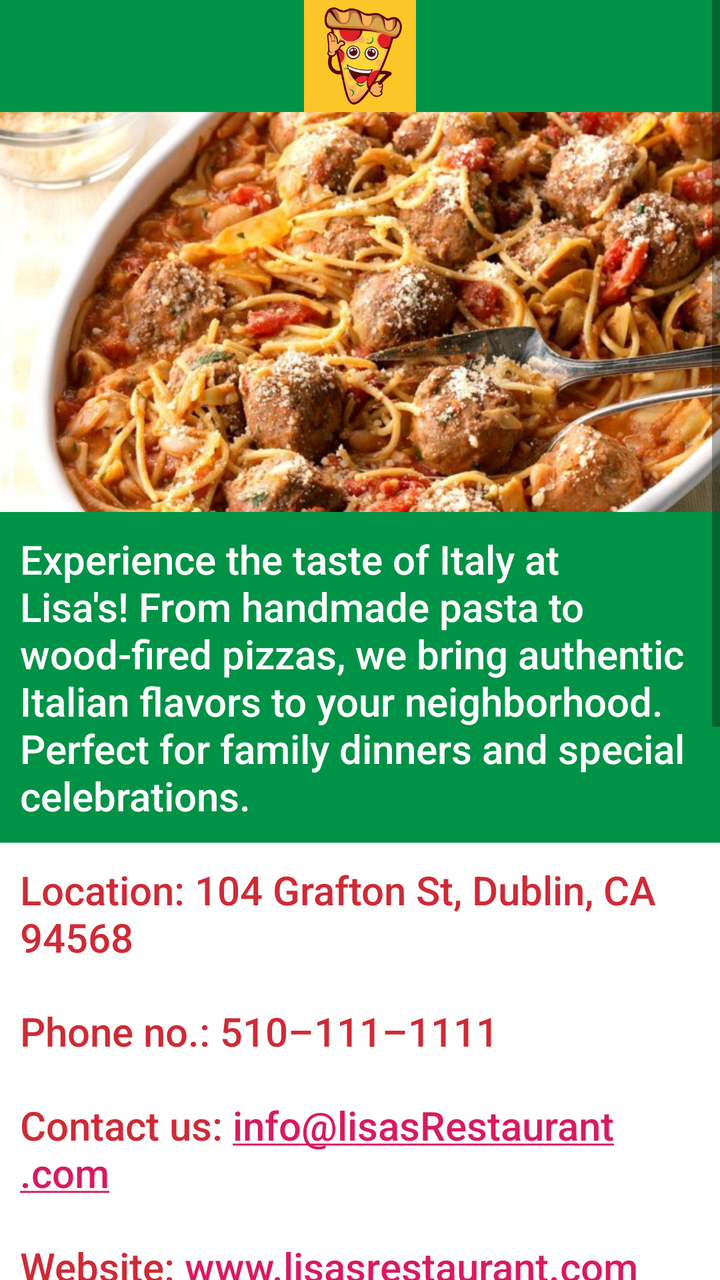
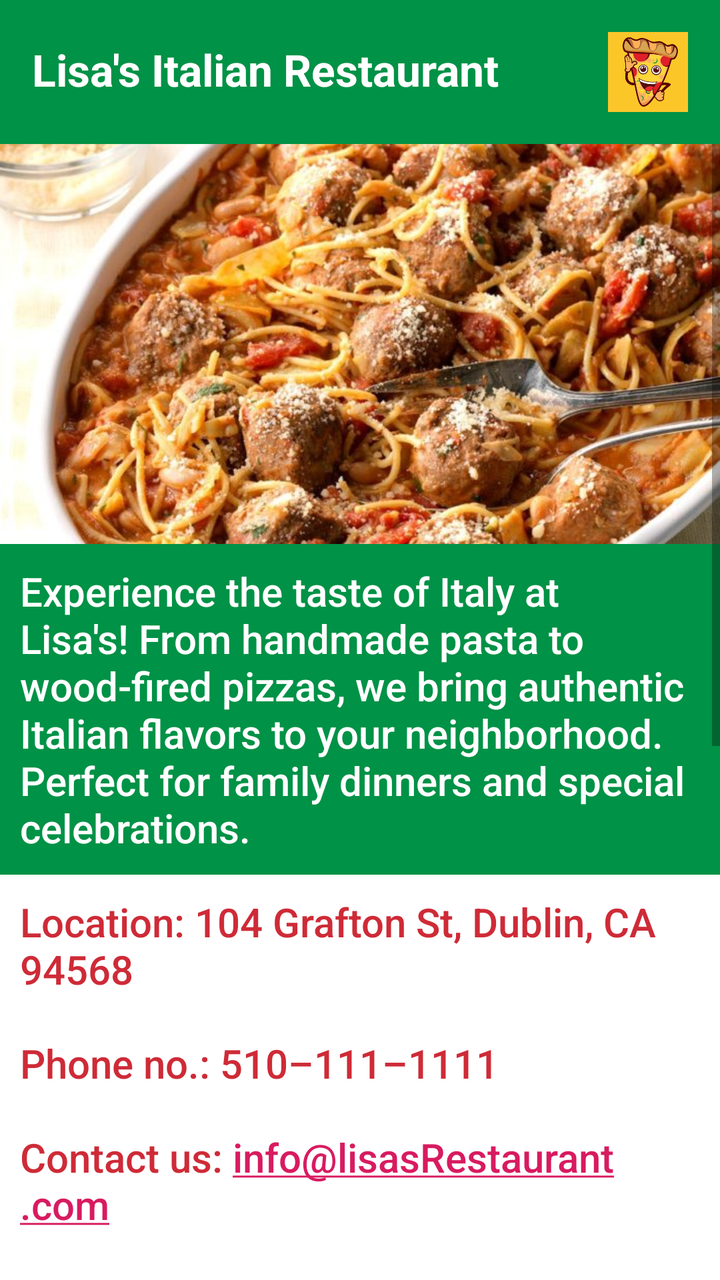

Compare the two renders of this Android layout. The source of the first and the diff that turns it into the second are given below.
<!-- AndroidManifest.xml: application theme AppTheme -->
<!-- res/layout/activity_main.xml -->
<ScrollView xmlns:android="http://schemas.android.com/apk/res/android"
    xmlns:tools="http://schemas.android.com/tools"
    android:layout_width="match_parent"
    android:layout_height="match_parent"
    tools:context=".MainActivity">

    <LinearLayout
        android:layout_width="match_parent"
        android:layout_height="wrap_content"
        android:orientation="vertical">

        <ImageView
            android:id="@+id/pizza_emoji"
            android:layout_width="match_parent"
            android:layout_height="56dp"
            android:background="@color/headerGreen"
            android:src="@drawable/pizza_icon"
            android:scaleType="fitCenter"
            android:contentDescription="@string/pizza_emoji" />

        <ImageView
            android:id="@+id/main_background"
            android:layout_width="match_parent"
            android:layout_height="200dp"
            android:src="@drawable/italian_food_1"
            android:contentDescription="@string/topImage"
            android:scaleType="centerCrop" />

        <TextView
            android:id="@+id/description"
            android:layout_width="match_parent"
            android:layout_height="wrap_content"
            android:background="@color/headerGreen"
            android:fontFamily="sans-serif-medium"
            android:padding="@dimen/padding"
            android:text="@string/description"
            android:textColor="@color/white"
            android:textSize="@dimen/detailsTextSize" />

        <LinearLayout
            android:layout_width="match_parent"
            android:layout_height="wrap_content"
            android:orientation="vertical"
            android:background="@color/white">

            <TextView
                android:id="@+id/location"
                android:layout_width="match_parent"
                android:layout_height="wrap_content"
                android:autoLink="map"
                android:fontFamily="sans-serif-medium"
                android:padding="@dimen/padding"
                android:text="@string/location"
                android:textColor="@color/textRed"
                android:textSize="@dimen/detailsTextSize"
                android:textIsSelectable="true" />

            <TextView
                android:id="@+id/phone"
                android:layout_width="match_parent"
                android:layout_height="wrap_content"
                android:autoLink="phone"
                android:fontFamily="sans-serif-medium"
                android:paddingHorizontal="@dimen/padding"
                android:paddingVertical="@dimen/padding"
                android:text="@string/phone"
                android:textColor="@color/textRed"
                android:textSize="@dimen/detailsTextSize"
                android:textIsSelectable="true" />

            <TextView
                android:id="@+id/email"
                android:layout_width="match_parent"
                android:layout_height="wrap_content"
                android:autoLink="email"
                android:fontFamily="sans-serif-medium"
                android:paddingHorizontal="@dimen/padding"
                android:paddingVertical="@dimen/padding"
                android:text="@string/email"
                android:textColor="@color/textRed"
                android:textSize="@dimen/detailsTextSize"
                android:textIsSelectable="true" />

            <TextView
                android:id="@+id/url"
                android:layout_width="match_parent"
                android:layout_height="wrap_content"
                android:autoLink="web"
                android:fontFamily="sans-serif-medium"
                android:paddingHorizontal="@dimen/padding"
                android:paddingVertical="@dimen/padding"
                android:text="@string/url"
                android:textColor="@color/textRed"
                android:textSize="@dimen/detailsTextSize"
                android:textIsSelectable="true" />

            <TextView
                android:id="@+id/hours"
                android:layout_width="match_parent"
                android:layout_height="wrap_content"
                android:fontFamily="sans-serif-medium"
                android:padding="@dimen/padding"
                android:text="@string/hours"
                android:textColor="@color/textRed"
                android:textSize="@dimen/detailsTextSize" />

        </LinearLayout>

        <ImageView
            android:id="@+id/bottom_image"
            android:layout_width="match_parent"
            android:layout_height="wrap_content"
            android:src="@drawable/italian_food_2"
            android:contentDescription="@string/bottomImage"
            android:scaleType="centerCrop" />

    </LinearLayout>
</ScrollView>
<!-- resources referenced by this layout -->
<resources>
  <color name="headerGreen">#009246</color>
  <color name="textRed">#CE2B37</color>
  <color name="white">#FFFFFF</color>
  <dimen name="detailsTextSize">20sp</dimen>
  <dimen name="padding">10dp</dimen>
  <!-- drawable italian_food_1: jpg bitmap (drawable, 121110 bytes) -->
  <!-- drawable italian_food_2: jpg bitmap (drawable, 277738 bytes) -->
  <!-- drawable pizza_icon: jpg bitmap (drawable, 15114 bytes) -->
  <string name="bottomImage">Restaurant food image</string>
  <string name="description">Experience the taste of Italy at Lisa\'s! From handmade pasta to wood-fired pizzas, we bring authentic Italian flavors to your neighborhood. Perfect for family dinners and special celebrations.</string>
  <string name="email">Contact us: info@lisasRestaurant.com</string>
  <string name="hours">Hours: Everyday from 11 AM to 10 PM</string>
  <string name="location">Location: 104 Grafton St, Dublin, CA 94568</string>
  <string name="phone">Phone no.: 510–111–1111</string>
  <string name="pizza_emoji">Pizza emoji header</string>
  <string name="topImage">Restaurant food image</string>
  <string name="url">Website: www.lisasrestaurant.com</string>
  <style name="AppTheme" parent="Theme.MaterialComponents.DayNight.NoActionBar">
          <item name="colorPrimary">@color/colorPrimary</item>
          <item name="colorPrimaryDark">@color/colorPrimaryDark</item>
          <item name="colorAccent">@color/colorAccent</item>
  
          <item name="android:statusBarColor">@color/headerGreen</item>
          <item name="android:windowLightStatusBar">false</item>
      </style>
  <color name="colorPrimary">#008577</color>
  <color name="colorPrimaryDark">#00574B</color>
  <color name="colorAccent">#D81B60</color>
</resources>

<!-- the commit's change to res/layout/activity_main.xml (unified diff, before → after) -->
@@ -1,23 +1,66 @@
-<ScrollView xmlns:android="http://schemas.android.com/apk/res/android"
-    xmlns:tools="http://schemas.android.com/tools"
+<androidx.constraintlayout.widget.ConstraintLayout
+    xmlns:android="http://schemas.android.com/apk/res/android"
+    xmlns:app="http://schemas.android.com/apk/res-auto"
     android:layout_width="match_parent"
-    android:layout_height="match_parent"
-    tools:context=".MainActivity">
+    android:layout_height="match_parent">
 
+    <LinearLayout
+        android:id="@+id/header"
+        android:layout_width="0dp"
+        android:layout_height="wrap_content"
+        android:minHeight="72dp"
+        android:background="@color/headerGreen"
+        android:gravity="center_vertical"
+        android:orientation="horizontal"
+        android:paddingStart="16dp"
+        android:paddingEnd="16dp"
+        android:paddingTop="12dp"
+        android:paddingBottom="12dp"
+        android:clipToPadding="false"
+        app:layout_constraintTop_toTopOf="parent"
+        app:layout_constraintStart_toStartOf="parent"
+        app:layout_constraintEnd_toEndOf="parent">
+
+        
+        <TextView
+            android:id="@+id/title"
+            android:layout_width="0dp"
+            android:layout_height="wrap_content"
+            android:layout_weight="1"
+            android:includeFontPadding="false"
+            android:maxLines="1"
+            android:ellipsize="end"
+            android:text="@string/app_name"
+            android:textColor="@android:color/white"
+            android:textSize="22sp"
+            android:textStyle="bold" />
+
+        
+        <ImageView
+            android:layout_width="40dp"
+            android:layout_height="40dp"
+            android:src="@drawable/pizza_icon"
+            android:contentDescription="@string/app_name"/>
+    </LinearLayout>
+
+    
+    <ScrollView
+        android:id="@+id/scroll"
+        android:layout_width="0dp"
+        android:layout_height="0dp"
+        android:fillViewport="true"
+        app:layout_constraintTop_toBottomOf="@id/header"
+        app:layout_constraintBottom_toBottomOf="parent"
+        app:layout_constraintStart_toStartOf="parent"
+        app:layout_constraintEnd_toEndOf="parent">
+
+    
     <LinearLayout
         android:layout_width="match_parent"
         android:layout_height="wrap_content"
         android:orientation="vertical">
 
-        <ImageView
-            android:id="@+id/pizza_emoji"
-            android:layout_width="match_parent"
-            android:layout_height="56dp"
-            android:background="@color/headerGreen"
-            android:src="@drawable/pizza_icon"
-            android:scaleType="fitCenter"
-            android:contentDescription="@string/pizza_emoji" />
-
+        
         <ImageView
             android:id="@+id/main_background"
             android:layout_width="match_parent"
@@ -26,6 +69,7 @@
             android:contentDescription="@string/topImage"
             android:scaleType="centerCrop" />
 
+        
         <TextView
             android:id="@+id/description"
             android:layout_width="match_parent"
@@ -37,12 +81,14 @@
             android:textColor="@color/white"
             android:textSize="@dimen/detailsTextSize" />
 
+        
         <LinearLayout
             android:layout_width="match_parent"
             android:layout_height="wrap_content"
             android:orientation="vertical"
             android:background="@color/white">
 
+            
             <TextView
                 android:id="@+id/location"
                 android:layout_width="match_parent"
@@ -55,6 +101,7 @@
                 android:textSize="@dimen/detailsTextSize"
                 android:textIsSelectable="true" />
 
+            
             <TextView
                 android:id="@+id/phone"
                 android:layout_width="match_parent"
@@ -68,6 +115,7 @@
                 android:textSize="@dimen/detailsTextSize"
                 android:textIsSelectable="true" />
 
+            
             <TextView
                 android:id="@+id/email"
                 android:layout_width="match_parent"
@@ -81,6 +129,7 @@
                 android:textSize="@dimen/detailsTextSize"
                 android:textIsSelectable="true" />
 
+            
             <TextView
                 android:id="@+id/url"
                 android:layout_width="match_parent"
@@ -94,6 +143,7 @@
                 android:textSize="@dimen/detailsTextSize"
                 android:textIsSelectable="true" />
 
+            
             <TextView
                 android:id="@+id/hours"
                 android:layout_width="match_parent"
@@ -106,6 +156,7 @@
 
         </LinearLayout>
 
+        
         <ImageView
             android:id="@+id/bottom_image"
             android:layout_width="match_parent"
@@ -116,3 +167,4 @@
 
     </LinearLayout>
 </ScrollView>
+</androidx.constraintlayout.widget.ConstraintLayout>
<!-- resource entries referenced after the edit -->
@@ -8,13 +8,13 @@
   <!-- drawable italian_food_1: jpg bitmap (drawable, 121110 bytes) -->
   <!-- drawable italian_food_2: jpg bitmap (drawable, 277738 bytes) -->
   <!-- drawable pizza_icon: jpg bitmap (drawable, 15114 bytes) -->
+  <string name="app_name">Lisa\'s Italian Restaurant</string>
   <string name="bottomImage">Restaurant food image</string>
   <string name="description">Experience the taste of Italy at Lisa\'s! From handmade pasta to wood-fired pizzas, we bring authentic Italian flavors to your neighborhood. Perfect for family dinners and special celebrations.</string>
   <string name="email">Contact us: info@lisasRestaurant.com</string>
   <string name="hours">Hours: Everyday from 11 AM to 10 PM</string>
   <string name="location">Location: 104 Grafton St, Dublin, CA 94568</string>
   <string name="phone">Phone no.: 510–111–1111</string>
-  <string name="pizza_emoji">Pizza emoji header</string>
   <string name="topImage">Restaurant food image</string>
   <string name="url">Website: www.lisasrestaurant.com</string>
   <style name="AppTheme" parent="Theme.MaterialComponents.DayNight.NoActionBar">
